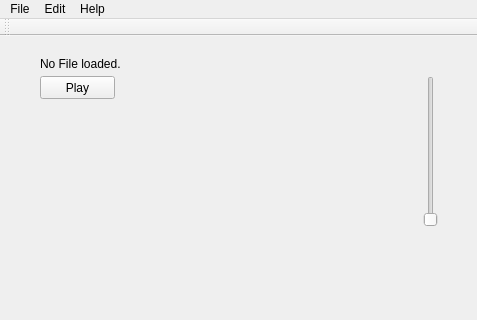
Before: the Qt Designer form BachelorThesis.ui in schwittlick/BachelorThesis, drawn with Qt 5; both pictures show x 0 to 477 and y 0 to 320 of the 477 by 559 pixel window.
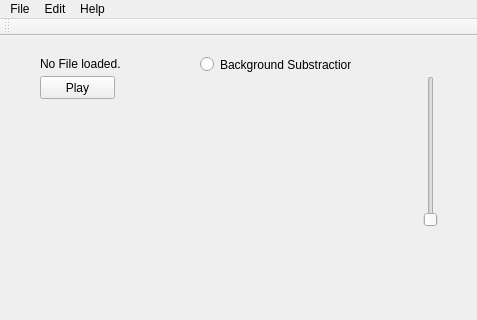
After: the same form once the commit is applied.

Commit message: adds a radiobutton to toggle background subtraction on/off

What changed in the file:
```diff
--- a/BachelorThesis.ui
+++ b/BachelorThesis.ui
@@ -81,6 +81,19 @@
      <enum>Qt::Horizontal</enum>
     </property>
    </widget>
+   <widget class="QRadioButton" name="radioButton">
+    <property name="geometry">
+     <rect>
+      <x>200</x>
+      <y>20</y>
+      <width>151</width>
+      <height>17</height>
+     </rect>
+    </property>
+    <property name="text">
+     <string>Background Substraction</string>
+    </property>
+   </widget>
   </widget>
   <widget class="QMenuBar" name="menuBar">
    <property name="geometry">
```
The commit also changes 2 other files.
